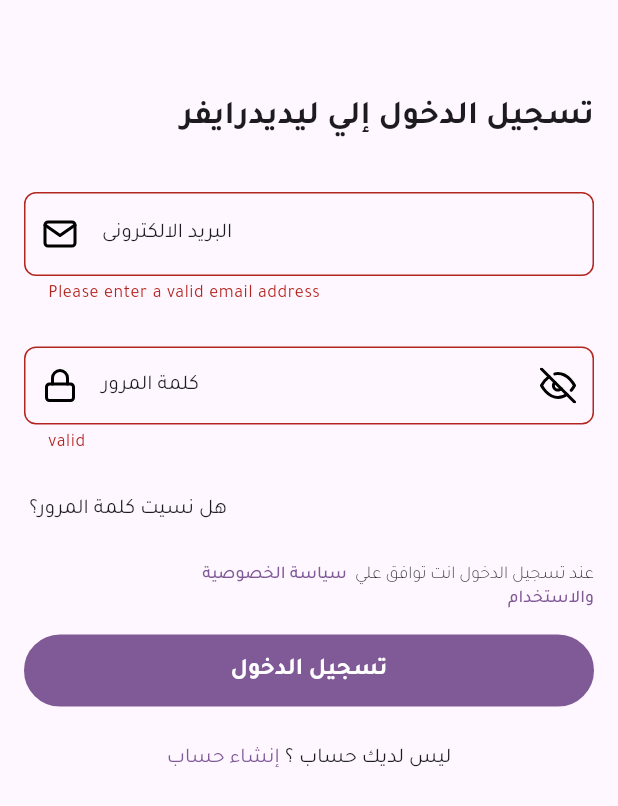
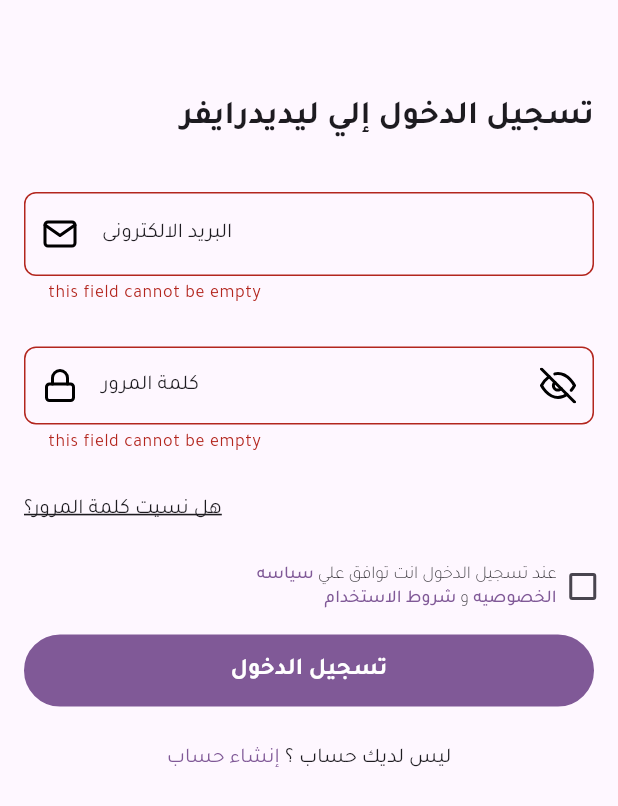
Before and after one commit to elsankry02/Lady_Driver_App, a Flutter app: the LoginView screen opened directly, after a tap on "تسجيل الدخول", on a phone screen of 412 x 824 dp. Shown: the top 806 px of the screen. Run offline on Flutter 3.47's test engine with Material 3 defaults, Android fonts, the phone set to English and light mode, and no system bars; our stand-ins replace flutter_svg.

Commit message:
add check box to loginpage

```diff
--- a/lib/views/create_an_account.dart
+++ b/lib/views/create_an_account.dart
@@ -50,7 +50,7 @@ class _CreateAnAccountState extends State<CreateAnAccount> {
                 if (value!.isNotEmpty) {
                   return 'valid';
                 } else {
-                  return 'Please enter a valid your name';
+                  return 'this field cannot be empty';
                 }
               },
               controller: userController,
@@ -64,7 +64,7 @@ class _CreateAnAccountState extends State<CreateAnAccount> {
                 if (value!.isNotEmpty) {
                   return 'valid';
                 } else {
-                  return 'Please enter a valid email address';
+                  return 'this field cannot be empty';
                 }
               },
               controller: emailController,
@@ -76,7 +76,7 @@ class _CreateAnAccountState extends State<CreateAnAccount> {
             CustomTextFormFiledPassword(
               validator: (value) {
                 if (value!.length < 6) {
-                  return 'Please enter a valid password';
+                  return 'this field cannot be empty';
                 } else {
                   return 'valid';
                 }
@@ -99,7 +99,7 @@ class _CreateAnAccountState extends State<CreateAnAccount> {
             ),
             const SizedBox(height: 61),
             Row(
-              mainAxisAlignment: MainAxisAlignment.end,
+              mainAxisAlignment: MainAxisAlignment.center,
               children: [
                 //! تسجيل الدخول
                 GestureDetector(
--- a/lib/views/forget_password_view.dart
+++ b/lib/views/forget_password_view.dart
@@ -53,13 +53,12 @@ class _ForgetPasswordViewState extends State<ForgetPasswordView> {
                   textTheme.titleLarge!.copyWith(fontWeight: FontWeight.w700),
             ),
             const SizedBox(height: 30),
-
             CustomTextFormField(
               validator: (value) {
                 if (value!.isNotEmpty) {
                   return 'Valid';
                 } else {
-                  return 'Please enter a valid email address ';
+                  return 'this field cannot be empty';
                 }
               },
               controller: emailController,
--- a/lib/views/login_view.dart
+++ b/lib/views/login_view.dart
@@ -50,7 +50,7 @@ class _LoginViewState extends State<LoginView> {
                 if (value!.isNotEmpty) {
                   return 'valid';
                 } else {
-                  return 'Please enter a valid email address ';
+                  return 'this field cannot be empty';
                 }
               },
               controller: emailController,
@@ -62,9 +62,9 @@ class _LoginViewState extends State<LoginView> {
             CustomTextFormFiledPassword(
               validator: (value) {
                 if (value!.length < 6) {
+                  return 'this field cannot be empty';
+                } else {
                   return 'valid';
-                } else {
-                  return 'Please enter a valid password';
                 }
               },
               controller: passWordController,
@@ -85,9 +85,12 @@ class _LoginViewState extends State<LoginView> {
                 );
               },
               child: Text(
-                ' هل نسيت كلمة المرور؟',
-                style:
-                    textTheme.titleSmall!.copyWith(fontWeight: FontWeight.w400),
+                'هل نسيت كلمة المرور؟',
+                style: textTheme.titleSmall!.copyWith(
+                  fontWeight: FontWeight.w400,
+                  decoration: TextDecoration.underline,
+                  decorationThickness: 1.5,
+                ),
               ),
             ),
             const SizedBox(height: 25),
--- a/lib/views/verification_code.dart
+++ b/lib/views/verification_code.dart
@@ -5,6 +5,8 @@ class VerificationCode extends StatelessWidget {
 
   @override
   Widget build(BuildContext context) {
-    return const Scaffold();
+    return Scaffold(
+      appBar: AppBar(),
+    );
   }
 }
--- a/lib/widgets/rich_text/rich_text_widget.dart
+++ b/lib/widgets/rich_text/rich_text_widget.dart
@@ -1,29 +1,70 @@
+import 'package:flutter/gestures.dart';
 import 'package:flutter/material.dart';
 import 'package:lady_driver/core/constant/color_manger.dart';
 
-class RichTextWidget extends StatelessWidget {
+class RichTextWidget extends StatefulWidget {
   const RichTextWidget({super.key});
 
+  @override
+  State<RichTextWidget> createState() => _RichTextWidgetState();
+}
+
+class _RichTextWidgetState extends State<RichTextWidget> {
+  bool currentindex = false;
   @override
   Widget build(BuildContext context) {
     final textTheme = Theme.of(context).textTheme;
 
-    return RichText(
+    return Row(
+      mainAxisAlignment: MainAxisAlignment.end,
+      children: [
+        RichText(
           textAlign: TextAlign.end,
           text: TextSpan(
             children: [
               TextSpan(
                 text: 'عند تسجيل الدخول انت توافق علي ',
-            style: textTheme.labelMedium!.copyWith(fontWeight: FontWeight.w300),
+                style: textTheme.labelMedium!
+                    .copyWith(fontWeight: FontWeight.w300),
               ),
               //! Click
               TextSpan(
-            text: ' سياسة الخصوصية \nوالاستخدام',
+                text: 'سياسه\n الخصوصيه ',
                 style: textTheme.labelMedium!
                     .copyWith(color: ColorManger.kPrimaryColor),
+                recognizer: TapGestureRecognizer()..onTap = () {},
+              ),
+              TextSpan(
+                  text: 'و ',
+                  style: textTheme.labelMedium!
+                      .copyWith(fontWeight: FontWeight.w300)),
+              TextSpan(
+                text: 'شروط الاستخدام',
+                style: textTheme.labelMedium!
+                    .copyWith(color: ColorManger.kPrimaryColor),
+                recognizer: TapGestureRecognizer()..onTap = () {},
               ),
             ],
           ),
+        ),
+        const SizedBox(width: 10),
+        //! checkBox
+        SizedBox(
+          height: 15,
+          width: 15,
+          child: Checkbox(
+            activeColor: ColorManger.kPrimaryColor,
+            value: currentindex,
+            onChanged: (value) {
+              setState(
+                () {
+                  currentindex = value!;
+                },
+              );
+            },
+          ),
+        ),
+      ],
     );
   }
 }
```
Lines whose indentation alone changed are shown as unchanged.
